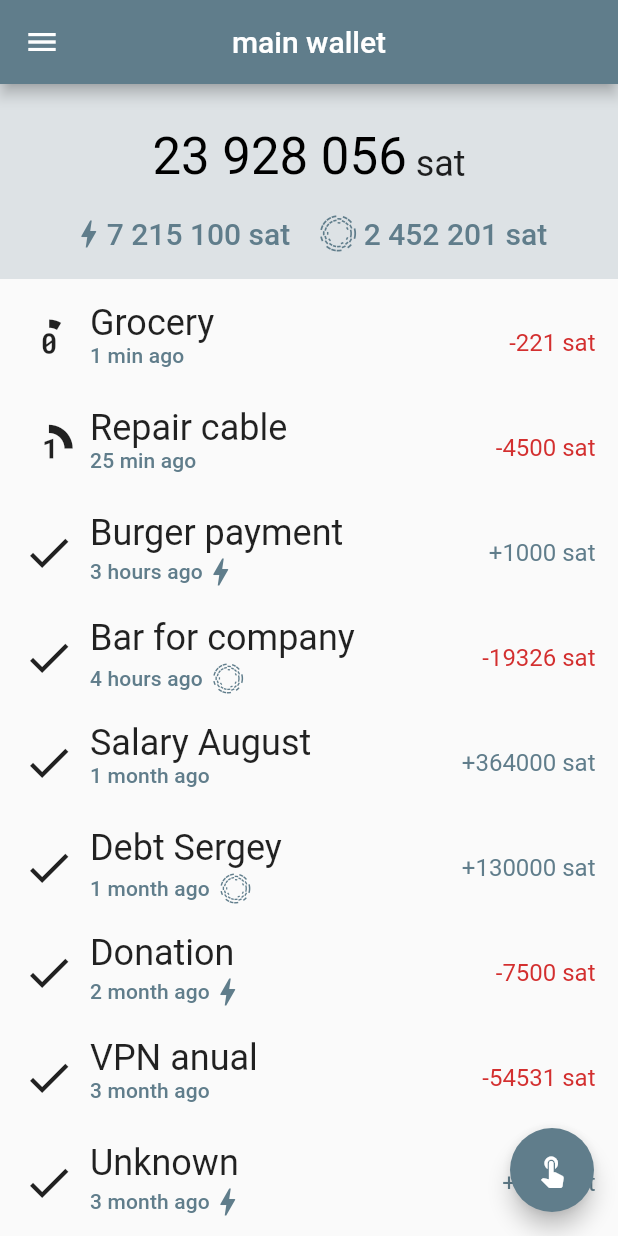
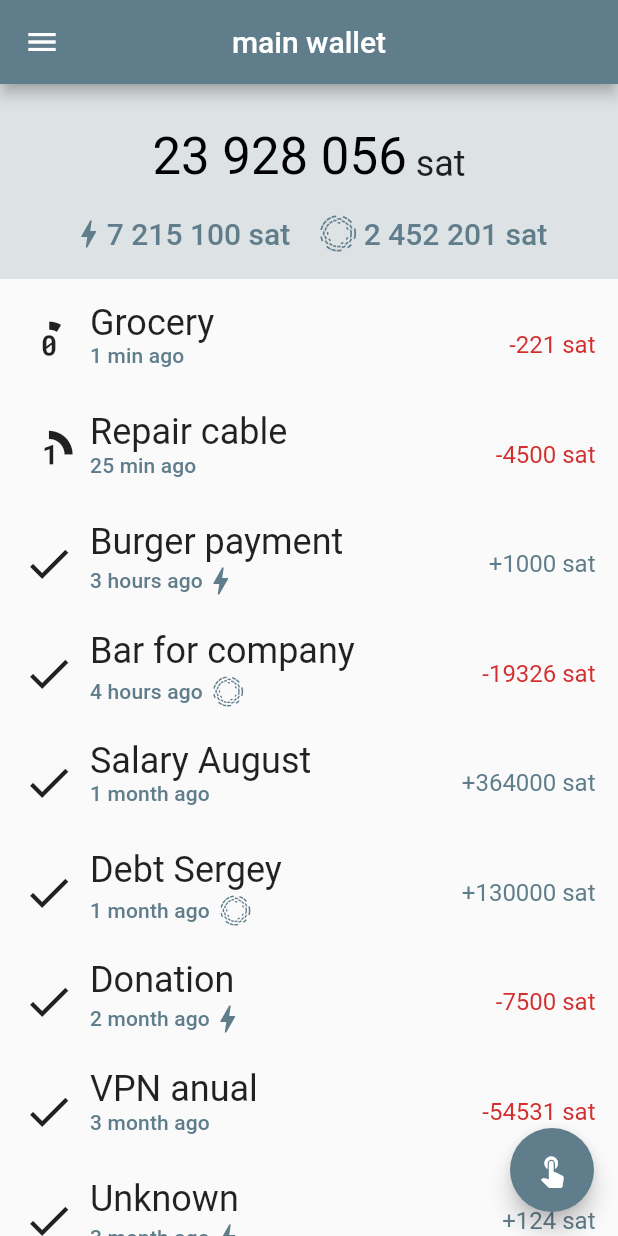
Before and after one commit to NCrashed/ergvein-experiments, a Flutter app: the screen it shows after launch, after a tap on the "touch app" icon, on a phone screen of 412 x 824 dp. Run offline on Flutter 3.47's test engine with Material 2 defaults, Android fonts, the phone set to English and light mode, and no system bars; missing offline and left inert: window_size.

Commit message:
Refactor and limit min size of window

```diff
--- a/lib/icon/icons.dart
+++ b/lib/icon/icons.dart
@@ -4,17 +4,17 @@ import 'data.dart';
 /// Custom icons for Ergvein wallet
 class ErgveinIcons {
   /// Blockstream icon
-  static const IconData blockstream = const IconDataErgvein(0xe800);
+  static const IconData blockstream = IconDataErgvein(0xe800);
 
   /// Unconfirmed transaction icon
-  static const IconData unconfirmed = const IconDataErgvein(0xe805);
+  static const IconData unconfirmed = IconDataErgvein(0xe805);
 
   /// One confirmation icon
-  static const IconData confirm_one = const IconDataErgvein(0xe802);
+  static const IconData confirmOne = IconDataErgvein(0xe802);
 
   /// Two confirmations icon
-  static const IconData confirm_two = const IconDataErgvein(0xe803);
+  static const IconData confirmTwo = IconDataErgvein(0xe803);
 
   /// three confirmations icon
-  static const IconData confirm_three = const IconDataErgvein(0xe804);
+  static const IconData confirmThree = IconDataErgvein(0xe804);
 }
--- a/lib/icon/widget.dart
+++ b/lib/icon/widget.dart
@@ -94,8 +94,9 @@ class ErgIcon extends StatelessWidget {
 
     final double iconOpacity = iconTheme.opacity ?? 1.0;
     Color iconColor = color ?? iconTheme.color!;
-    if (iconOpacity != 1.0)
+    if (iconOpacity != 1.0) {
       iconColor = iconColor.withOpacity(iconColor.opacity * iconOpacity);
+    }
 
     Widget iconWidget = RichText(
       overflow: TextOverflow.visible, // Never clip.
--- a/lib/main.dart
+++ b/lib/main.dart
@@ -1,9 +1,16 @@
 import 'package:flutter/material.dart';
 import 'list.dart';
 import 'icon/icons.dart';
-import 'icon/widget.dart';
+import 'package:window_size/window_size.dart';
+import 'dart:io';
 
 void main() {
+  WidgetsFlutterBinding.ensureInitialized();
+  if (Platform.isWindows || Platform.isLinux || Platform.isMacOS) {
+    setWindowTitle('App title');
+    setWindowMinSize(const Size(350, 300));
+    setWindowMaxSize(Size.infinite);
+  }
   runApp(const ErgveinApp());
 }
 
@@ -32,7 +39,7 @@ abstract class PaymentType {
   Widget icon();
 
   /// Small icon that indicates payment type
-  Widget? subtitle_icon(ThemeData theme);
+  Widget? subtitleIcon(ThemeData theme);
 }
 
 class OnchainPayment extends PaymentType {
@@ -42,28 +49,28 @@ class OnchainPayment extends PaymentType {
 
   @override
   Widget icon() {
-    if (this.confirmations == 0) {
-      return Icon(
+    if (confirmations == 0) {
+      return const Icon(
         ErgveinIcons.unconfirmed,
         size: 35,
       );
-    } else if (this.confirmations == 1) {
-      return Icon(
-        ErgveinIcons.confirm_one,
+    } else if (confirmations == 1) {
+      return const Icon(
+        ErgveinIcons.confirmOne,
         size: 35,
       );
-    } else if (this.confirmations == 2) {
-      return Icon(
-        ErgveinIcons.confirm_two,
+    } else if (confirmations == 2) {
+      return const Icon(
+        ErgveinIcons.confirmTwo,
         size: 35,
       );
-    } else if (this.confirmations == 3) {
-      return Icon(
-        ErgveinIcons.confirm_three,
+    } else if (confirmations == 3) {
+      return const Icon(
+        ErgveinIcons.confirmThree,
         size: 35,
       );
     } else {
-      return Icon(
+      return const Icon(
         Icons.check,
         size: 35,
       );
@@ -71,7 +78,7 @@ class OnchainPayment extends PaymentType {
   }
 
   @override
-  Widget? subtitle_icon(ThemeData theme) {
+  Widget? subtitleIcon(ThemeData theme) {
     return null;
   }
 }
@@ -81,14 +88,14 @@ class LightningPayment extends PaymentType {
 
   @override
   Widget icon() {
-    return Icon(
+    return const Icon(
       Icons.check,
       size: 35,
     );
   }
 
   @override
-  Widget? subtitle_icon(ThemeData theme) {
+  Widget? subtitleIcon(ThemeData theme) {
     return Icon(
       Icons.bolt,
       color: theme.colorScheme.secondaryVariant,
@@ -103,13 +110,13 @@ class LiquidPayment extends PaymentType {
 
   @override
   Widget icon() {
-    if (this.confirmations == 0) {
-      return Icon(
+    if (confirmations == 0) {
+      return const Icon(
         ErgveinIcons.unconfirmed,
         size: 35,
       );
     } else {
-      return Icon(
+      return const Icon(
         Icons.check,
         size: 35,
       );
@@ -117,7 +124,7 @@ class LiquidPayment extends PaymentType {
   }
 
   @override
-  Widget? subtitle_icon(ThemeData theme) {
+  Widget? subtitleIcon(ThemeData theme) {
     return Container(
       margin: const EdgeInsets.only(left: 7, top: 3, bottom: 3),
       child: Icon(
@@ -139,24 +146,16 @@ class BalancePage extends StatefulWidget {
 }
 
 class _BalancePageState extends State<BalancePage> {
-  int _counter = 0;
-
-  void _incrementCounter() {
-    setState(() {
-      _counter++;
-    });
-  }
-
   @override
   Widget build(BuildContext context) {
     var theme = Theme.of(context);
     return Scaffold(
       appBar: AppBar(
         centerTitle: true,
-        title: Text("main wallet"),
+        title: const Text("main wallet"),
         leading: GestureDetector(
           onTap: () {/* Write listener code here */},
-          child: Icon(
+          child: const Icon(
             Icons.menu,
           ),
         ),
@@ -171,31 +170,31 @@ class _BalancePageState extends State<BalancePage> {
                 padding: const EdgeInsets.all(15),
                 children: <Widget>[
                   historyRow(theme, "Grocery", "1 min ago", -221,
-                      OnchainPayment(confirmations: 0)),
+                      const OnchainPayment(confirmations: 0)),
                   historyRow(theme, "Repair cable", "25 min ago", -4500,
-                      OnchainPayment(confirmations: 1)),
+                      const OnchainPayment(confirmations: 1)),
                   historyRow(theme, "Burger payment", "3 hours ago", 1000,
-                      LightningPayment()),
+                      const LightningPayment()),
                   historyRow(theme, "Bar for company", "4 hours ago", -19326,
-                      LiquidPayment(confirmations: 10)),
+                      const LiquidPayment(confirmations: 10)),
                   historyRow(theme, "Salary August", "1 month ago", 364000,
-                      OnchainPayment(confirmations: 100)),
+                      const OnchainPayment(confirmations: 100)),
                   historyRow(theme, "Debt Sergey", "1 month ago", 130000,
-                      LiquidPayment(confirmations: 100)),
+                      const LiquidPayment(confirmations: 100)),
                   historyRow(theme, "Donation", "2 month ago", -7500,
-                      LightningPayment()),
+                      const LightningPayment()),
                   historyRow(theme, "VPN anual", "3 month ago", -54531,
-                      OnchainPayment(confirmations: 100)),
-                  historyRow(
-                      theme, "Unknown", "3 month ago", 124, LightningPayment()),
+                      const OnchainPayment(confirmations: 100)),
+                  historyRow(theme, "Unknown", "3 month ago", 124,
+                      const LightningPayment()),
                   historyRow(theme, "Salary June", "4 month ago", 345000,
-                      OnchainPayment(confirmations: 100)),
+                      const OnchainPayment(confirmations: 100)),
                   historyRow(theme, "Gift family", "4 month ago", -23456,
-                      OnchainPayment(confirmations: 100)),
+                      const OnchainPayment(confirmations: 100)),
                   historyRow(theme, "Donation", "4 month ago", -45,
-                      LightningPayment()),
+                      const LightningPayment()),
                   historyRow(theme, "Fastfood", "5 month ago", -1000,
-                      LightningPayment()),
+                      const LightningPayment()),
                 ],
               ),
             ),
@@ -203,7 +202,7 @@ class _BalancePageState extends State<BalancePage> {
         ),
       ),
       floatingActionButton: FloatingActionButton(
-        onPressed: _incrementCounter,
+        onPressed: () {},
         tooltip: 'Increment',
         child: const Icon(Icons.touch_app),
       ), // This trailing comma makes auto-formatting nicer for build methods.
@@ -212,17 +211,18 @@ class _BalancePageState extends State<BalancePage> {
 
   Container historyRow(ThemeData theme, String description, String time,
       int amount, PaymentType paymentType) {
-    var amountWidget = null;
+    Text amountWidget;
     if (amount >= 0) {
       amountWidget = Text("+$amount sat",
-          style: theme.textTheme.subtitle1?.copyWith(color: theme.accentColor));
+          style: theme.textTheme.subtitle1
+              ?.copyWith(color: theme.colorScheme.secondary));
     } else {
       amountWidget = Text("$amount sat",
           style: theme.textTheme.subtitle1?.copyWith(color: theme.errorColor));
     }
 
     return Container(
-      height: 55,
+      height: 58,
       margin: const EdgeInsets.only(bottom: 15.0),
       child: Row(
         mainAxisAlignment: MainAxisAlignment.start,
@@ -244,10 +244,10 @@ class _BalancePageState extends State<BalancePage> {
                         Text(
                           time,
                           style: theme.textTheme.subtitle2
-                              ?.copyWith(color: theme.accentColor),
+                              ?.copyWith(color: theme.colorScheme.secondary),
                         ),
                       ] +
-                      nullAppend(paymentType.subtitle_icon(theme)),
+                      nullAppend(paymentType.subtitleIcon(theme)),
                 ),
               ],
             ),
--- a/pubspec.yaml
+++ b/pubspec.yaml
@@ -30,6 +30,10 @@ dependencies:
   flutter:
     sdk: flutter
 
+  window_size:
+    git:
+      url: git://github.com/google/flutter-desktop-embedding.git
+      path: plugins/window_size
 
   # The following adds the Cupertino Icons font to your application.
   # Use with the CupertinoIcons class for iOS style icons.
```
Also changed, not shown: pubspec.lock, 2 other files.
